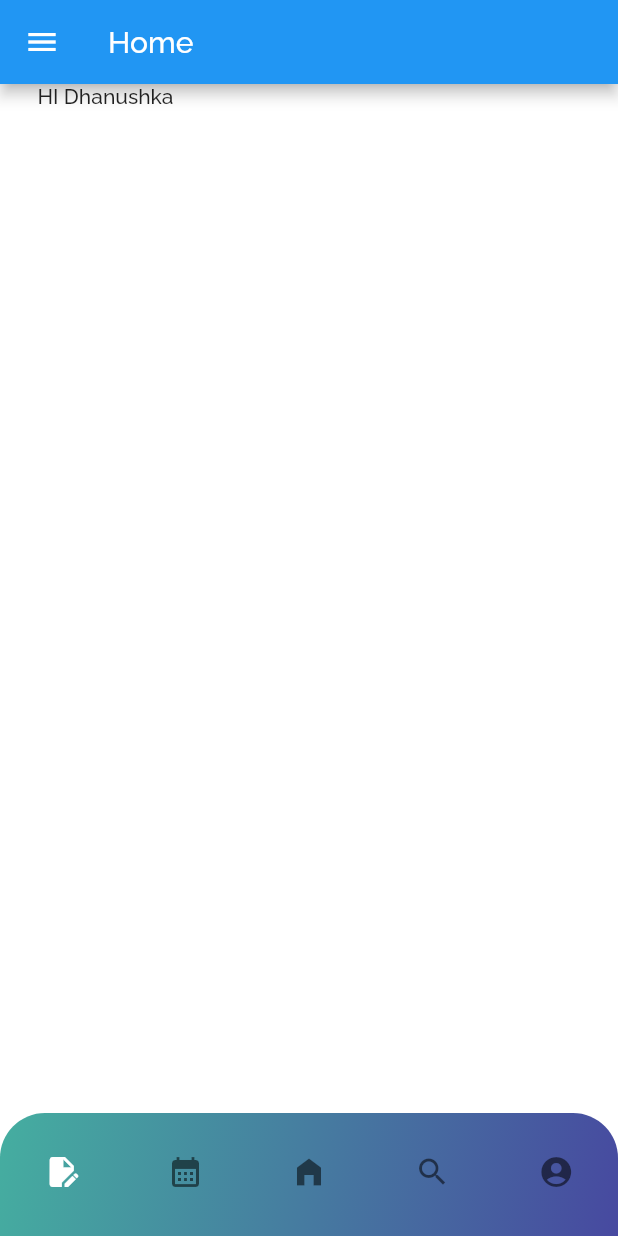
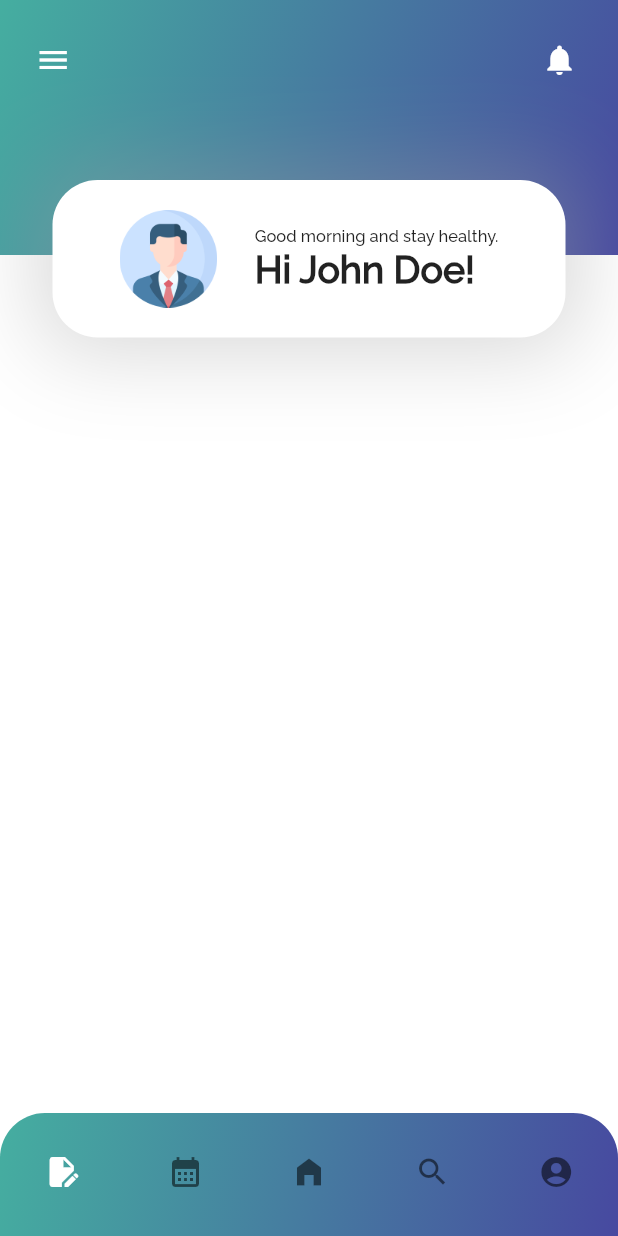
Before and after one commit to Supun-SD/MedInvent, a Flutter app: the HomePage screen opened directly, on a phone screen of 412 x 824 dp. Run offline on Flutter 3.47's test engine with Material 2 defaults, Android fonts, the phone set to English and light mode, and no system bars.

Commit message:
Home page edited

```diff
--- a/lib/features/home/presentation/home.dart
+++ b/lib/features/home/presentation/home.dart
@@ -2,39 +2,116 @@
 import 'package:MedInvent/presentation/components/sideNavBar.dart';
 import 'package:flutter/material.dart';
 
-class HomePage extends StatefulWidget{
+class HomePage extends StatefulWidget {
   const HomePage({Key? key}) : super(key: key);
 
   @override
-  State<HomePage> createState() =>_HomePageState();
+  State<HomePage> createState() => _HomePageState();
 }
-class _HomePageState extends State<HomePage>{
+
+class _HomePageState extends State<HomePage> {
+  String username = "John Doe";
+  String greeting = "Good morning and stay healthy.";
+  Image profilePhoto = Image.asset("assets/images/pic.png");
+
   @override
-  Widget build(BuildContext context){
+  Widget build(BuildContext context) {
     return Scaffold(
       backgroundColor: Colors.white,
       drawer: const SideNavBar(),
-      appBar: AppBar(
-        title: const Text("Home"),
-      ),
-      body: const SafeArea(
-        child: Column(children:[
-          //app bar
-          Padding(
-              padding: EdgeInsets.symmetric(horizontal: 25.0),
-              child:Row(
-                children:[
-                  Text(
-                    'HI Dhanushka'
-                  )
-                ]
-              )
+      body: Stack(
+        children: [
+          Positioned(
+            top: 0,
+            left: 0,
+            right: 0,
+            child: Container(
+              decoration: const BoxDecoration(
+                gradient: LinearGradient(
+                  begin: Alignment.topLeft,
+                  end: Alignment.bottomRight,
+                  colors: [Color(0xFF45AEA0), Color(0xFF4749A0)],
+                ),
+              ),
+              height: 170,
+              child: AppBar(
+                backgroundColor: Colors.transparent,
+                toolbarHeight: 130,
+                elevation: 0,
+                leading: Padding(
+                  padding: const EdgeInsets.only(bottom: 50, left: 15),
+                  child: Builder(
+                    builder: (BuildContext context) {
+                      return IconButton(
+                        icon: const Icon(Icons.menu),
+                        onPressed: () {
+                          Scaffold.of(context).openDrawer();
+                        },
+                      );
+                    },
+                  ),
+                ),
+                actions: [
+                  Padding(
+                    padding: const EdgeInsets.only(right: 15, bottom: 50),
+                    child: IconButton(
+                      icon: const Icon(Icons.notifications),
+                      onPressed: () {},
+                    ),
+                  ),
+                ],
+              ),
+            ),
           ),
-
-          //medication card
-
-          //appointment cards
-        ]),
+          Positioned(
+            top: 120,
+            left: 35,
+            right: 35,
+            child: Container(
+              decoration: BoxDecoration(
+                color: Colors.white,
+                borderRadius: BorderRadius.circular(30),
+                boxShadow: [
+                  BoxShadow(
+                    color: Colors.grey.withOpacity(0.4),
+                    spreadRadius: 10,
+                    blurRadius: 50,
+                  ),
+                ],
+              ),
+              child: Padding(
+                padding: const EdgeInsets.symmetric(vertical: 20),
+                child: Row(
+                  mainAxisAlignment: MainAxisAlignment.center,
+                  children: [
+                    SizedBox(
+                      width: 65,
+                      height: 65,
+                      child: profilePhoto,
+                    ),
+                    Padding(
+                      padding: const EdgeInsets.only(left: 25),
+                      child: Column(
+                        crossAxisAlignment: CrossAxisAlignment.start,
+                        children: [
+                          Text(
+                            greeting,
+                            style: const TextStyle(fontSize: 11),
+                          ),
+                          Text(
+                            "Hi $username!",
+                            style: const TextStyle(
+                                fontSize: 25, fontWeight: FontWeight.bold),
+                          )
+                        ],
+                      ),
+                    )
+                  ],
+                ),
+              ),
+            ),
+          ),
+        ],
       ),
       bottomNavigationBar: const BottomNavBar(),
     );
```
Also changed, not shown: assets/images/NavBarIcons/Search.png (added), assets/images/NavBarIcons/appointment.png (added), assets/images/NavBarIcons/home.png (added), assets/images/NavBarIcons/prescription.png (added), assets/images/NavBarIcons/profile.png (added).
